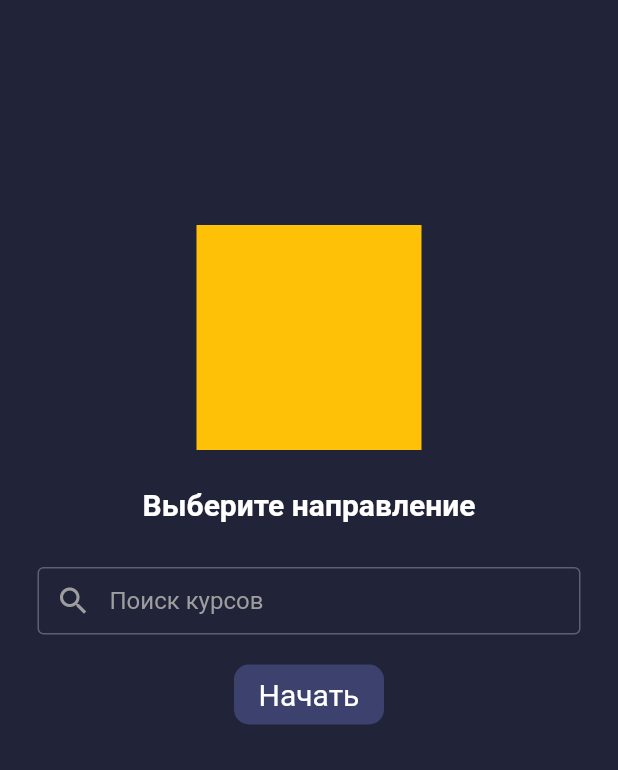
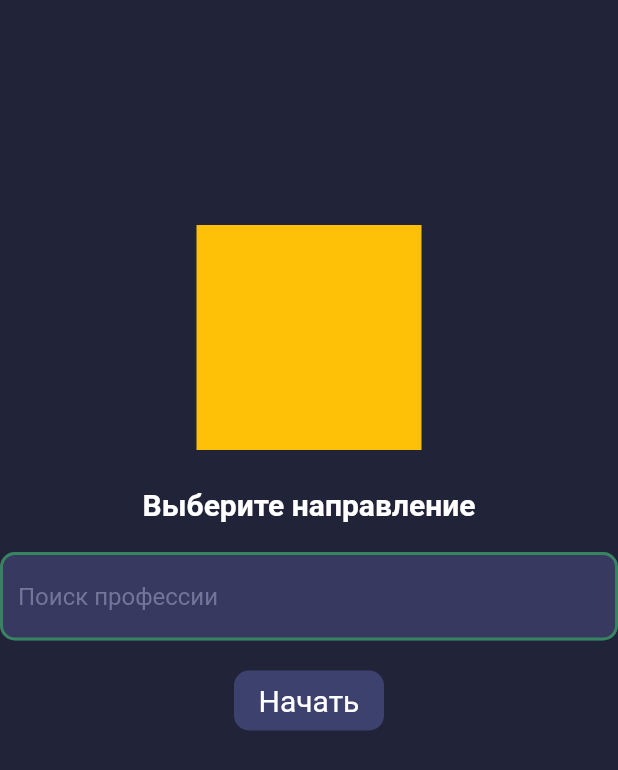
Before and after one commit to Muhammadqodir/cyber-garden, a Flutter app: the screen it shows after launch, on a phone screen of 412 x 824 dp. Shown: the top 770 px of the screen. Run offline on Flutter 3.47's test engine with Material 2 defaults, Android fonts, the phone set to English and light mode, and no system bars; our stand-ins replace carousel_slider, flutter_svg_provider, getwidget, image_cropper, image_picker.

Commit message:
add textfield on Bording Screen

```diff
--- a/MobileApp/lib/data/small_courses.dart
+++ b/MobileApp/lib/data/small_courses.dart
@@ -31,3 +31,9 @@ const allBooks = [
     urlImage: 'assets/img/flutter.jpg',
   ),
 ];
+
+final onBordingCourse = [
+  'Flutter',
+  'C++',
+  'Python',
+];
--- a/MobileApp/lib/screens/bording_screen.dart
+++ b/MobileApp/lib/screens/bording_screen.dart
@@ -1,5 +1,6 @@
 import 'package:flutter/cupertino.dart';
 import 'package:flutter/material.dart';
+import 'package:getwidget/components/search_bar/gf_search_bar.dart';
 import 'package:syber_garden/data/small_courses.dart';
 import 'package:syber_garden/screens/road_map_screen.dart';
 import 'package:syber_garden/widgets/navigation_screens.dart';
@@ -12,8 +13,8 @@ class BordingScreen extends StatefulWidget {
 }
 
 class _BordingScreenState extends State<BordingScreen> {
+  List list = onBordingCourse.toList();
   final controller = TextEditingController();
-  List<Book> books = allBooks;
   @override
   Widget build(BuildContext context) {
     return Scaffold(
@@ -37,36 +38,46 @@ class _BordingScreenState extends State<BordingScreen> {
                 fontWeight: FontWeight.bold,
               ),
             ),
-            Padding(
-              padding: const EdgeInsets.only(
-                  left: 25, right: 25, top: 30, bottom: 20),
-              child: SizedBox(
-                height: 45,
-                child: TextField(
-                  controller: controller,
-                  decoration: const InputDecoration(
-                      contentPadding: EdgeInsets.all(10.0),
-                      enabledBorder: OutlineInputBorder(
-                        borderSide: BorderSide(
-                            width: 1,
-                            color: Color.fromARGB(
-                                71, 255, 255, 255)), //<-- SEE HERE
-                      ),
-                      prefixIcon: Icon(
-                        Icons.search,
-                        color: Colors.grey,
-                      ),
-                      hintText: 'Поиск курсов',
-                      hintStyle: TextStyle(
-                        fontSize: 16.0,
-                        color: Colors.grey,
-                      ),
-                      border: OutlineInputBorder(
-                          borderRadius: BorderRadius.all(Radius.circular(10)),
-                          borderSide: BorderSide(color: Colors.white))),
-                  onChanged: searchBook,
+            SizedBox(
+              height: 20,
+            ),
+            TextField(
+              style: TextStyle(color: Colors.white),
+              decoration: const InputDecoration(
+                filled: true,
+                fillColor: Color(0xff373960),
+                focusedBorder: OutlineInputBorder(
+                  borderRadius: BorderRadius.all(Radius.circular(10)),
+                  borderSide: BorderSide(width: 2, color: Colors.green),
                 ),
+                disabledBorder: OutlineInputBorder(
+                  borderRadius: BorderRadius.all(Radius.circular(10)),
+                  borderSide: BorderSide(width: 2, color: Color(0xff388461)),
+                ),
+                enabledBorder: OutlineInputBorder(
+                  borderRadius: BorderRadius.all(Radius.circular(10)),
+                  borderSide: BorderSide(width: 2, color: Color(0xff388461)),
+                ),
+                border: OutlineInputBorder(
+                    borderRadius: BorderRadius.all(Radius.circular(10)),
+                    borderSide: BorderSide(
+                      width: 1,
+                    )),
+                errorBorder: OutlineInputBorder(
+                    borderRadius: BorderRadius.all(Radius.circular(10)),
+                    borderSide: BorderSide(width: 2, color: Colors.white)),
+                focusedErrorBorder: OutlineInputBorder(
+                    borderRadius: BorderRadius.all(Radius.circular(10)),
+                    borderSide:
+                        BorderSide(width: 2, color: Colors.yellowAccent)),
+                hintText: "Поиск профессии",
+                hintStyle: TextStyle(fontSize: 16, color: Color(0xff737698)),
               ),
+              controller: controller,
+              obscureText: false,
+            ),
+            SizedBox(
+              height: 20,
             ),
             InkWell(
               onTap: () {
@@ -99,13 +110,4 @@ class _BordingScreenState extends State<BordingScreen> {
       ),
     );
   }
-
-  void searchBook(String query) {
-    final suggestions = allBooks.where((book) {
-      final bookTitle = book.title.toLowerCase();
-      final input = query.toLowerCase();
-      return bookTitle.contains(input);
-    }).toList();
-    setState(() => books = suggestions);
-  }
 }
--- a/MobileApp/lib/utils/circle.dart
+++ b/MobileApp/lib/utils/circle.dart
@@ -1,6 +1,7 @@
 import 'package:flutter/material.dart';
 import 'package:flutter_svg_provider/flutter_svg_provider.dart';
 import 'package:getwidget/components/button/gf_button.dart';
+import 'package:getwidget/size/gf_size.dart';
 import 'package:syber_garden/screens/course_details_screen.dart';
 
 import '../data/card_courses.dart';
@@ -65,9 +66,13 @@ class _CircleState extends State<Circle> {
               GFButton(
                 color: Color(0xff4b4f7f),
                 onPressed: () {},
-                text: "пропустить",
-                textStyle: TextStyle(color: Colors.white),
-                icon: Icon(Icons.leak_add_rounded),
+                text: "дальше",
+                size: GFSize.SMALL,
+                textStyle: TextStyle(color: Colors.white, fontSize: 12),
+                icon: Icon(
+                  Icons.leak_add_rounded,
+                  size: 12,
+                ),
               ),
               SizedBox(
                 width: 15,
@@ -76,9 +81,12 @@ class _CircleState extends State<Circle> {
                 color: Color(0xff4b4f7f),
                 onPressed: () {},
                 text: "изучать",
+                size: GFSize.SMALL,
+                textStyle: TextStyle(color: Colors.white, fontSize: 12),
                 icon: Icon(
                   Icons.done,
                   color: Colors.white,
+                  size: 12,
                 ),
               ),
             ],
```
